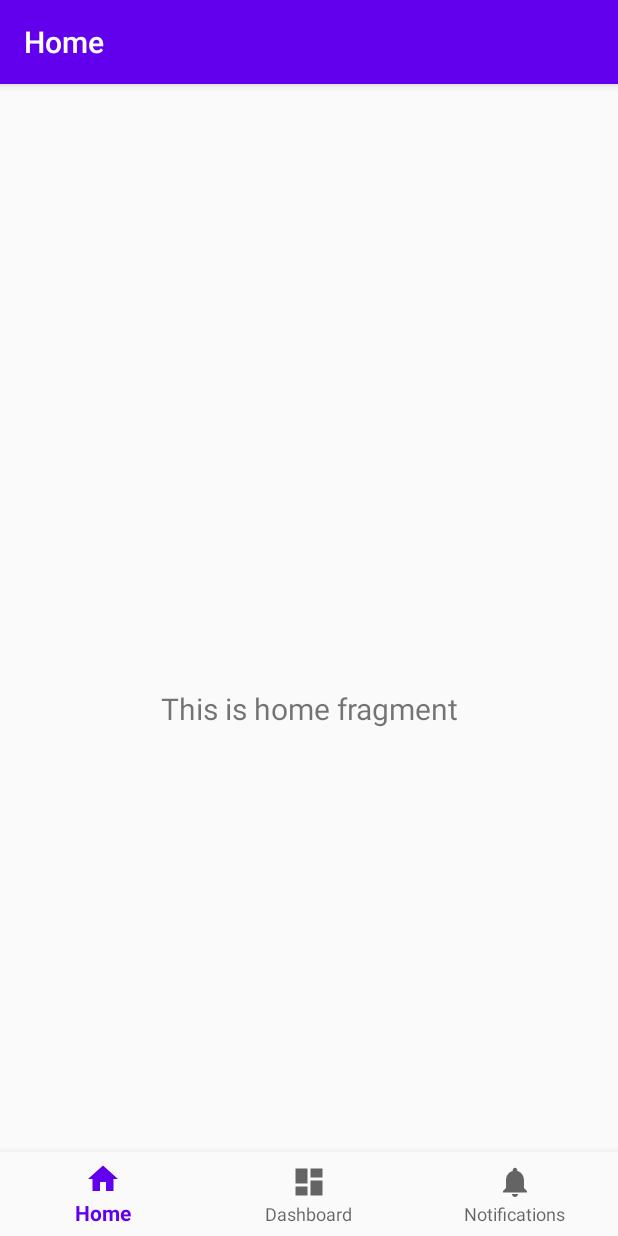
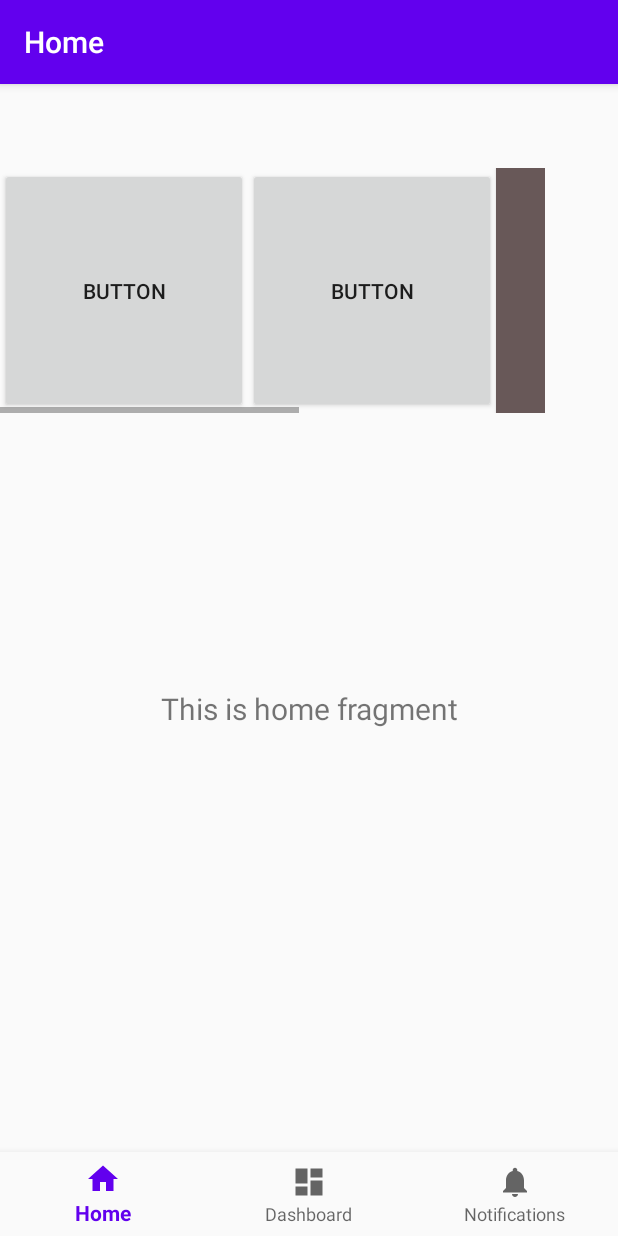
Before and after one commit to kalamd/Lended, an Android app: the Homepage screen opened directly, with no data from a screen before it, on a phone screen of 412 x 824 dp. Run offline under Robolectric (Android 15) with nearby library versions, the phone set to English and light mode, and no system bars; our stand-ins replace navigation-ui; Roboto replaces fonts that are not available here.

Commit message:
Category buttons

```diff
--- a/app/src/main/res/layout/activity_homepage.xml
+++ b/app/src/main/res/layout/activity_homepage.xml
@@ -1,9 +1,11 @@
 <?xml version="1.0" encoding="utf-8"?>
 <androidx.constraintlayout.widget.ConstraintLayout xmlns:android="http://schemas.android.com/apk/res/android"
     xmlns:app="http://schemas.android.com/apk/res-auto"
+    xmlns:tools="http://schemas.android.com/tools"
     android:id="@+id/container"
     android:layout_width="match_parent"
     android:layout_height="match_parent"
+    android:orientation="horizontal"
     android:paddingTop="?attr/actionBarSize">
 
     <com.google.android.material.bottomnavigation.BottomNavigationView
@@ -25,9 +27,59 @@
         android:layout_height="match_parent"
         app:defaultNavHost="true"
         app:layout_constraintBottom_toTopOf="@id/nav_view"
+        app:layout_constraintHorizontal_bias="0.0"
         app:layout_constraintLeft_toLeftOf="parent"
         app:layout_constraintRight_toRightOf="parent"
         app:layout_constraintTop_toTopOf="parent"
+        app:layout_constraintVertical_bias="1.0"
         app:navGraph="@navigation/mobile_navigation" />
 
+    <HorizontalScrollView
+        android:id="@+id/scrollView2"
+        android:layout_width="363dp"
+        android:layout_height="163dp"
+        app:layout_constraintBottom_toBottomOf="parent"
+        app:layout_constraintEnd_toEndOf="parent"
+        app:layout_constraintHorizontal_bias="0.0"
+        app:layout_constraintStart_toStartOf="parent"
+        app:layout_constraintTop_toTopOf="parent"
+        app:layout_constraintVertical_bias="0.0">
+
+        <LinearLayout
+            android:layout_width="match_parent"
+            android:layout_height="match_parent"
+            android:orientation="horizontal">
+
+            <Button
+                android:id="@+id/button2"
+                android:layout_width="165dp"
+                android:layout_height="match_parent"
+                android:layout_weight="1"
+                android:text="Button" />
+
+            <Button
+                android:id="@+id/button3"
+                android:layout_width="165dp"
+                android:layout_height="match_parent"
+                android:layout_weight="1"
+                android:text="Button" />
+
+            <Button
+                android:id="@+id/button4"
+                android:layout_width="165dp"
+                android:layout_height="match_parent"
+                android:layout_weight="1"
+                android:background="#685858"
+                android:text="Button" />
+
+            <Button
+                android:id="@+id/button5"
+                android:layout_width="165dp"
+                android:layout_height="match_parent"
+                android:layout_weight="1"
+                android:background="#685858"
+                android:text="Button" />
+        </LinearLayout>
+    </HorizontalScrollView>
+
 </androidx.constraintlayout.widget.ConstraintLayout>
```
